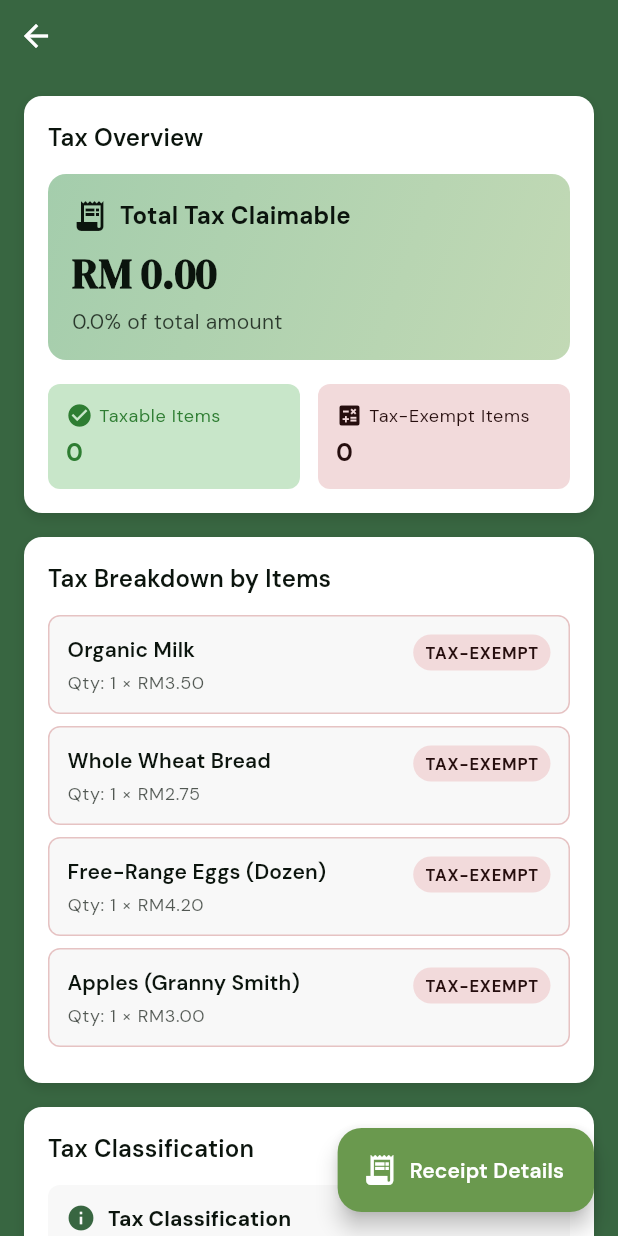
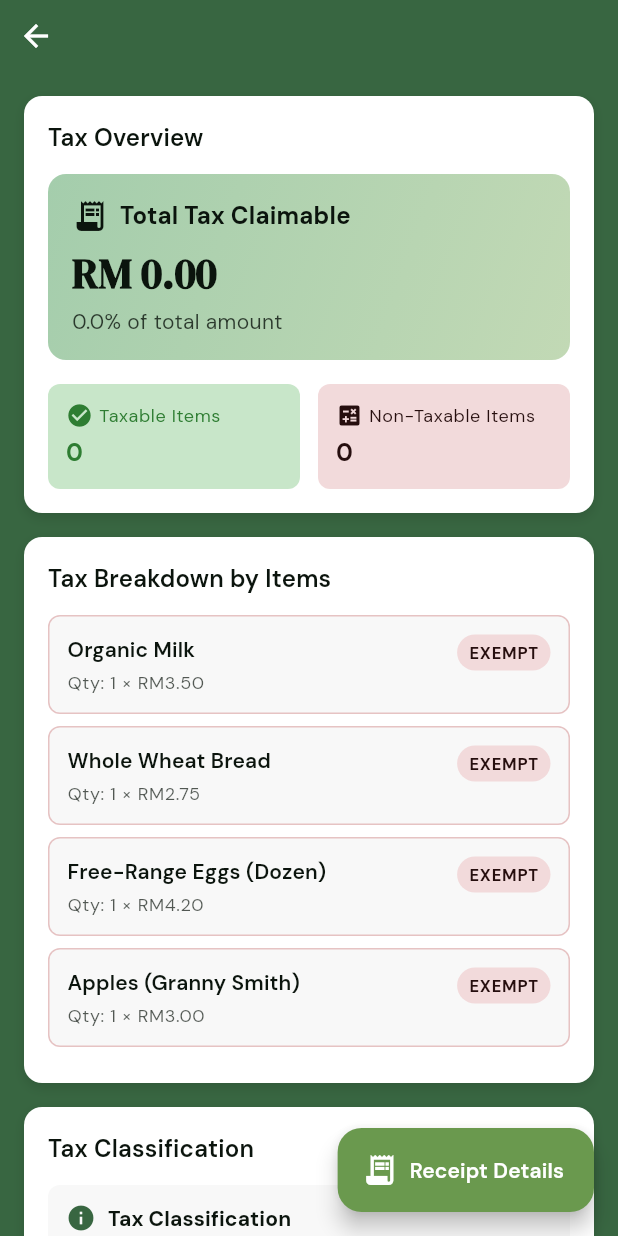
Before and after one commit to vinky0813/tolak_tax, a Flutter app: the TaxDetailsScreen screen opened directly with sample values from the repository, on a phone screen of 412 x 824 dp. Run offline on Flutter 3.47's test engine with Material 3 defaults, Android fonts, the phone set to English and light mode, and no system bars; our stand-ins replace another_flushbar, camera, carousel_slider, firebase_auth, firebase_core, fl_chart and 5 more; missing offline and left inert: flutter_facebook_auth; accounts and stored records are empty.

Commit message:
Refactor TaxDetailsScreen to streamline tax insights, update terminology, and remove tax tips section for improved clarity

```diff
--- a/lib/screens/tax_details_screen.dart
+++ b/lib/screens/tax_details_screen.dart
@@ -88,12 +88,11 @@ class TaxDetailsScreen extends StatelessWidget {
 
                     // Tax Insights & Tips
                     SectionContainer(
-                      title: 'Tax Insights & Tips',
+                      title: 'Tax Insights',
                       child: Column(
                         children: [
                           _buildTaxInsights(context),
                           const SizedBox(height: 12),
-                          _buildTaxTips(context),
                         ],
                       ),
                     ),
@@ -193,7 +192,7 @@ class TaxDetailsScreen extends StatelessWidget {
         Expanded(
           child: _buildMetricCard(
             context,
-            'Tax-Exempt Items',
+            'Non-Taxable Items',
             '${taxSummary?.exemptItemsCount ?? 0}',
             Icons.calculate,
             colorScheme.errorContainer,
@@ -305,7 +304,7 @@ class TaxDetailsScreen extends StatelessWidget {
                         borderRadius: BorderRadius.circular(12),
                       ),
                       child: Text(
-                        isTaxable ? 'CLAIMABLE' : 'TAX-EXEMPT',
+                        isTaxable ? 'CLAIMABLE' : 'EXEMPT',
                         style: theme.textTheme.labelSmall?.copyWith(
                           color: isTaxable
                               ? theme.colorScheme.onSuccessContainer
@@ -373,6 +372,7 @@ class TaxDetailsScreen extends StatelessWidget {
         .map((item) => item.taxLine!.taxClass)
         .toSet()
         .toList();
+    taxClasses.remove('NA');
 
     if (taxClasses.isEmpty) {
       return Container(
@@ -432,6 +432,14 @@ class TaxDetailsScreen extends StatelessWidget {
             ],
           ),
           const SizedBox(height: 8),
+          if (taxClasses[0] == 'NA')
+            Text(
+              'No tax classes found',
+              style: theme.textTheme.bodyMedium?.copyWith(
+                color: theme.colorScheme.onSurface.withOpacity(0.7),
+              ),
+            )
+          else
             ...taxClasses.map((taxClass) => Padding(
                   padding: const EdgeInsets.only(bottom: 4),
                   child: Text(
@@ -494,7 +502,7 @@ class TaxDetailsScreen extends StatelessWidget {
                 ),
                 Text(
                   totalItems > 0
-                      ? '${((exemptCount / totalItems) * 100).toStringAsFixed(0)}% of items are tax-claimable'
+                      ? '${((taxableCount / totalItems) * 100).toStringAsFixed(0)}% of items are tax-claimable'
                       : 'No tax information available',
                   style: theme.textTheme.bodySmall?.copyWith(
                     color: isOverallGood
@@ -627,56 +635,6 @@ class TaxDetailsScreen extends StatelessWidget {
     );
   }
 
-  Widget _buildTaxTips(BuildContext context) {
-    final theme = Theme.of(context);
-    final tips = _generateTaxTips();
-
-    return Container(
-      padding: const EdgeInsets.all(12),
-      decoration: BoxDecoration(
-        color: theme.colorScheme.secondaryContainer,
-        borderRadius: BorderRadius.circular(8),
-      ),
-      child: Column(
-        crossAxisAlignment: CrossAxisAlignment.start,
-        children: [
-          Row(
-            children: [
-              Icon(Icons.tips_and_updates,
-                  color: theme.colorScheme.onSecondaryContainer, size: 20),
-              const SizedBox(width: 8),
-              Text(
-                'Tax Tips',
-                style: theme.textTheme.titleSmall?.copyWith(
-                  color: theme.colorScheme.onSecondaryContainer,
-                  fontWeight: FontWeight.bold,
-                ),
-              ),
-            ],
-          ),
-          const SizedBox(height: 8),
-          ...tips.map((tip) => Padding(
-                padding: const EdgeInsets.only(bottom: 4),
-                child: Row(
-                  crossAxisAlignment: CrossAxisAlignment.start,
-                  children: [
-                    Text('💡 ', style: TextStyle(fontSize: 12)),
-                    Expanded(
-                      child: Text(
-                        tip,
-                        style: theme.textTheme.bodySmall?.copyWith(
-                          color: theme.colorScheme.onSecondaryContainer,
-                        ),
-                      ),
-                    ),
-                  ],
-                ),
-              )),
-        ],
-      ),
-    );
-  }
-
   List<String> _generateTaxInsights() {
     final insights = <String>[];
 
@@ -696,17 +654,17 @@ class TaxDetailsScreen extends StatelessWidget {
     if (taxAmount > 0 && totalAmount > 0) {
       final taxRate = (taxAmount / totalAmount * 100);
       insights.add(
-          'Your effective tax rate for this transaction is ${taxRate.toStringAsFixed(1)}%');
+          'Your effective "save rate" for this transaction is ${taxRate.toStringAsFixed(1)}%');
     }
 
-    if (exemptCount > 0) {
+    if (taxableCount > 0) {
       insights.add(
-          'You have $exemptCount tax-exempt items that helped reduce your tax burden');
+          'You have $taxableCount tax-claimable items that helped reduce your tax burden');
     }
 
-    if (taxableCount > exemptCount) {
+    if (exemptCount > taxableCount) {
       insights.add(
-          'Most items in this receipt are taxable - consider tax-exempt alternatives where possible');
+          'Most items in this receipt are non-claimable - consider tax-claimable alternatives where possible');
     }
 
     if (taxSummary?.totalTaxSaved != null && taxSummary!.totalTaxSaved > 0) {
@@ -714,11 +672,12 @@ class TaxDetailsScreen extends StatelessWidget {
           'You saved RM${taxSummary.totalTaxSaved.toStringAsFixed(2)} in taxes on this purchase');
     }
 
-    // Get insights from tax classes
     final taxClasses = receipt.lineItems
         .where((item) => item.taxLine != null)
         .map((item) => item.taxLine!.taxClass)
         .toSet();
+
+    taxClasses.remove('NA');
 
     if (taxClasses.isNotEmpty) {
       insights.add('Tax classes involved: ${taxClasses.join(', ')}');
@@ -727,60 +686,6 @@ class TaxDetailsScreen extends StatelessWidget {
     return insights.isEmpty
         ? ['Keep this receipt for tax record-keeping purposes']
         : insights;
-  }
-
-  List<String> _generateTaxTips() {
-    final tips = <String>[];
-
-    tips.add('Keep all receipts organized for easy tax filing');
-    tips.add('Consider using expense tracking apps to categorize purchases');
-
-    // Get tax-related tips based on tax lines
-    final taxableItems = receipt.lineItems
-        .where((item) => item.taxLine != null && item.taxLine!.taxEligible)
-        .toList();
-    final exemptItems = receipt.lineItems
-        .where((item) => item.taxLine != null && !item.taxLine!.taxEligible)
-        .toList();
-
-    if (taxableItems.isNotEmpty) {
-      tips.add(
-          'Document business purpose for taxable items to maximize deductions');
-    }
-
-    if (exemptItems.isNotEmpty) {
-      tips.add(
-          'Tax-exempt items can help reduce overall tax burden - look for similar alternatives');
-    }
-
-    // Get specific tax class advice
-    final taxClasses = receipt.lineItems
-        .where((item) => item.taxLine != null)
-        .map((item) => item.taxLine!.taxClass)
-        .toSet();
-
-    for (final taxClass in taxClasses) {
-      switch (taxClass.toLowerCase()) {
-        case 'food':
-        case 'meals':
-          tips.add(
-              'Business meals may have special deduction rules - consult tax guidelines');
-          break;
-        case 'supplies':
-        case 'office':
-          tips.add(
-              'Office supplies are typically fully deductible for business use');
-          break;
-        case 'transport':
-        case 'travel':
-          tips.add('Keep detailed travel logs for transportation expenses');
-          break;
-      }
-    }
-
-    tips.add('Review tax regulations annually as they may change');
-
-    return tips;
   }
 }
 
```
Lines whose indentation alone changed are shown as unchanged.
